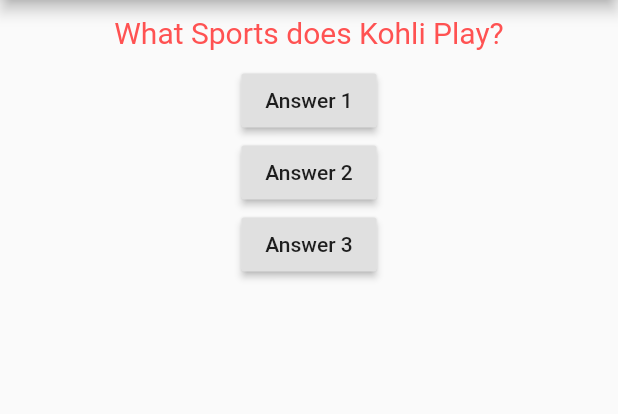
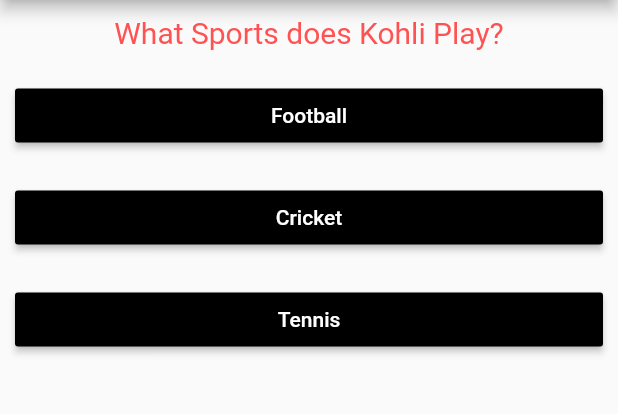
Before and after one commit to shahulbasha/flutterquiz, a Flutter app: the screen it shows after launch, on a phone screen of 412 x 824 dp, the part 84-498 px from its top. Run offline on Flutter 3.47's test engine with Material 2 defaults, Android fonts, the phone set to English and light mode, and no system bars.

Commit message:
Quiz App completed

```diff
--- /dev/null
+++ b/lib/answer.dart
@@ -0,0 +1,24 @@
+import 'package:flutter/material.dart';
+
+class Answer extends StatelessWidget {
+  final String answerText;
+  final Function answerQuestion;
+
+  Answer(this.answerText, this.answerQuestion);
+
+  @override
+  Widget build(BuildContext context) {
+    return Container(
+      width: double.infinity,
+      margin: EdgeInsets.all(10),
+      child: RaisedButton(
+        color: Colors.black,
+        child: Text(
+          answerText,
+          style: TextStyle(color: Colors.white),
+        ),
+        onPressed: answerQuestion,
+      ),
+    );
+  }
+}
--- a/lib/main.dart
+++ b/lib/main.dart
@@ -1,33 +1,62 @@
 import 'package:flutter/material.dart';
-import 'package:flutter_demo/question.dart';
+import 'package:flutter_demo/process.dart';
 
 void main() => runApp(QuizApp());
 
 class QuizApp extends StatefulWidget {
-
   @override
   _QuizAppState createState() => _QuizAppState();
 }
 
 class _QuizAppState extends State<QuizApp> {
- var question=['What Sports does Kohli Play?','What Sports does Mbappe Play?'];
- var questionIndex=0;
- void answerQuestion(){
-   setState(() {
-     questionIndex+=1;
-   });
- }
+  var _question = [
+    {
+      'questionText': 'What Sports does Kohli Play?',
+      'answers': ['Football', 'Cricket', 'Tennis'],
+      'answer': 'Cricket'
+    },
+    {
+      'questionText': 'What Sports does Mbappe Play?',
+      'answers': ['Football', 'Cricket', 'Tennis'],
+      'answer': 'Football'
+    },
+  ];
+
+  var questionIndex = 0;
+  void _answerQuestion() {
+    setState(() {
+      questionIndex += 1;
+    });
+  }
+
+  void resetQuiz() {
+    setState(() {
+      questionIndex = 0;
+    });
+  }
 
   @override
   Widget build(BuildContext context) {
-    return MaterialApp(home: Scaffold(
-      appBar: AppBar(title: Text('Sports Quiz'),),
-      body: Column(children: [
-        Question(question[questionIndex]),
-        RaisedButton(child: Text('Answer 1'),onPressed: answerQuestion,),
-        RaisedButton(child: Text('Answer 2'),onPressed: answerQuestion,),
-        RaisedButton(child: Text('Answer 3'),onPressed: answerQuestion,),
-      ],),
-    ),);
+    return MaterialApp(
+      home: Scaffold(
+        appBar: AppBar(
+          title: Text('Sports Quiz'),
+        ),
+        body: (questionIndex < _question.length)
+            ? Process(_answerQuestion, _question, questionIndex)
+            : Center(
+                child: Column(
+                children: [
+                  Text('You did it'),
+                  FlatButton(
+                    onPressed: resetQuiz,
+                    child: Text('Reset'),
+                    color: Colors.black,
+                    textColor: Colors.white,
+                  )
+                ],
+              )),
+      ),
+    );
   }
 }
--- /dev/null
+++ b/lib/process.dart
@@ -0,0 +1,24 @@
+import 'package:flutter/material.dart';
+import 'package:flutter_demo/question.dart';
+import 'answer.dart';
+import 'question.dart';
+
+class Process extends StatelessWidget {
+  final Function _answerQuestion;
+  final List<Map<String, Object>> _question;
+  final int questionIndex;
+  Process(this._answerQuestion, this._question, this.questionIndex);
+  @override
+  Widget build(BuildContext context) {
+    return Container(
+      child: Column(
+        children: [
+          Question(_question[questionIndex]['questionText']),
+          ...(_question[questionIndex]['answers'] as List).map((answerText) {
+            return Answer(answerText, _answerQuestion);
+          }).toList()
+        ],
+      ),
+    );
+  }
+}
--- a/lib/question.dart
+++ b/lib/question.dart
@@ -8,7 +8,9 @@ class Question extends StatelessWidget {
   @override
   Widget build(BuildContext context) {
     return Container(
-      child: Text(questionText,style: TextStyle(fontSize: 20,color: Colors.redAccent),textAlign: TextAlign.center),
+      child: Text(questionText,
+          style: TextStyle(fontSize: 20, color: Colors.redAccent),
+          textAlign: TextAlign.center),
       width: double.infinity,
       margin: EdgeInsets.all(10),
     );
```
